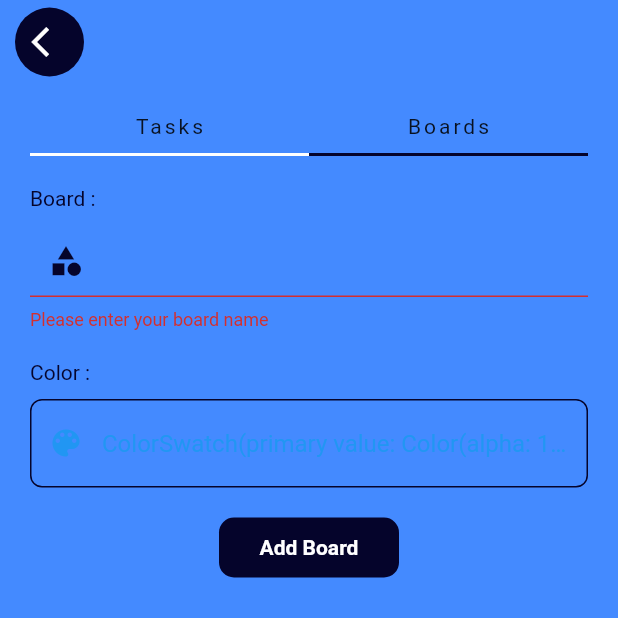
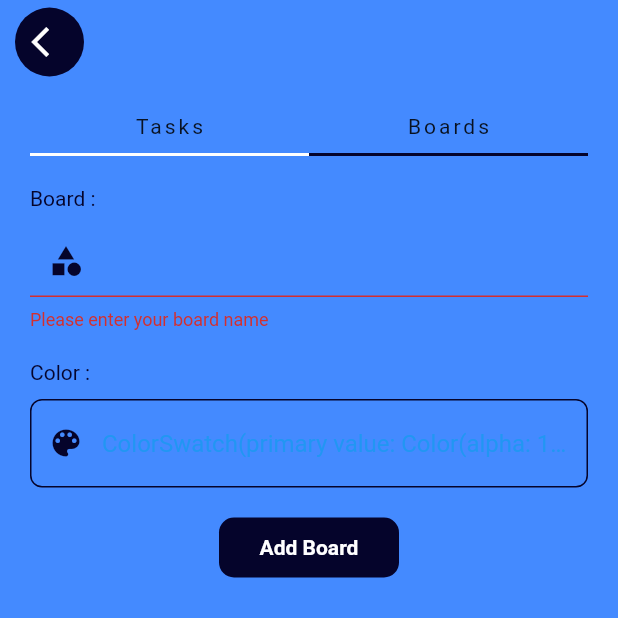
Before and after one commit to PrinceLeBon/taskHub, a Flutter app: the AddTasksBoardsPage screen opened directly with empty values, after a tap on "Boards", after a tap on "Add Board", on a phone screen of 412 x 824 dp, the top half of it. Run offline on Flutter 3.47's test engine with Material 2 defaults, Android fonts, the phone set to English and light mode, and no system bars; our stand-ins replace appwrite, bloc, flutter_bloc, flutter_colorpicker, hive, hive_flutter and 2 more; missing offline and left inert: color_parser; accounts and stored records are empty; network calls fail.

Commit message:
Update functions to add board to database

```diff
--- a/lib/data/models/board.dart
+++ b/lib/data/models/board.dart
@@ -3,14 +3,12 @@ class BoardModel {
   late String userId;
   late String title;
   late String color;
-  late int idd;
 
   BoardModel({
     required this.id,
     required this.userId,
     required this.title,
     required this.color,
-    required this.idd,
   });
 
   Map<String, dynamic> toMap() => {
@@ -18,7 +16,6 @@ class BoardModel {
         'userId': userId,
         'title': title,
         'color': color,
-        'idd': idd,
       };
 
   static BoardModel fromMap(Map<String, dynamic> json) => BoardModel(
@@ -26,6 +23,5 @@ class BoardModel {
         userId: json['userId'],
         title: json['title'],
         color: json['color'],
-        idd: json['idd'],
       );
 }
--- a/lib/data/providers/board.dart
+++ b/lib/data/providers/board.dart
@@ -9,11 +9,11 @@ class BoardAPI {
   Future<void> addBoard(Appwrite.Client client, BoardModel boardModel) async {
     try {
       final Appwrite.Databases databases = Appwrite.Databases(client);
-      final String id = Appwrite.ID.unique();
+      final String id = DateTime.now().millisecondsSinceEpoch.toString();
       boardModel.id = id;
       //TODO View how to get color and idd
       /*
-    board.couleur = ColorParser.color(pickerColor).toHex();
+
     board.idd = _docBoards.docs.length;
        */
       await databases.createDocument(
@@ -103,7 +103,7 @@ class BoardAPI {
     Map<String, dynamic> item;
 
     subscription.stream.listen((response) {
-      if (response.payload.isEmpty) {
+      if (response.payload.isNotEmpty) {
         Logger().e(response);
         for (String event in response.events) {
           switch (event) {
--- a/lib/data/repositories/board.dart
+++ b/lib/data/repositories/board.dart
@@ -86,7 +86,7 @@ class BoardRepository {
       subscribeRealTimeForBoards(
           client, boardDocumentIdToListen, boardModelList);
     } on Appwrite.AppwriteException catch (e) {
-      Logger().e("BOARD REPOSITORY || Error while getTaskOfTheDay: $e");
+      Logger().e("BOARD REPOSITORY || Error while getBoard: $e");
     }
     return boardModelList;
   }
--- a/lib/main.dart
+++ b/lib/main.dart
@@ -90,8 +90,6 @@ class MyApp extends StatelessWidget {
                             ),
                           ));
                         } else if (snapshot.hasData) {
-                          final session = snapshot.data;
-                          Logger().i(session);
                           final Box taskHubBox = Hive.box("TaskHub");
                           final String userId = taskHubBox.get("userId");
                           context.read<BoardCubit>().getBoard(
@@ -100,7 +98,8 @@ class MyApp extends StatelessWidget {
                               appWriteSdkState.account.client,
                               DateTime.now().day,
                               userId);
-                          return const MyHomePage();
+                          return MyHomePage(
+                              client: appWriteSdkState.account.client);
                         } else {
                           return LoginScreen(account: appWriteSdkState.account);
                         }
--- a/lib/presentation/screens/add_tasks_boards_pages.dart
+++ b/lib/presentation/screens/add_tasks_boards_pages.dart
@@ -1,12 +1,15 @@
+import 'package:color_parser/color_parser.dart';
 import 'package:flutter/foundation.dart';
 import 'package:flutter/material.dart';
+import 'package:flutter_colorpicker/flutter_colorpicker.dart';
 import 'package:intl/intl.dart';
 import 'package:appwrite/appwrite.dart';
 import 'package:flutter_bloc/flutter_bloc.dart';
 import 'package:task_manager/business_logic/cubit/board/board_cubit.dart';
 import 'package:task_manager/business_logic/cubit/task/task_cubit.dart';
 import 'package:task_manager/data/models/board.dart';
-
+import 'package:hive_flutter/adapters.dart';
+import 'package:hive/hive.dart';
 import '../../data/models/task.dart';
 
 class AddTasksBoardsPage extends StatefulWidget {
@@ -637,6 +640,7 @@ class _AddTasksBoardsPageState extends State<AddTasksBoardsPage> {
                                           fontSize: 13,
                                           color: Color.fromRGBO(5, 4, 43, 1)),
                                       controller: myController6,
+                                      cursorColor: const Color.fromRGBO(5, 4, 43, 1),
                                       validator: (value) {
                                         if (value == null || value.isEmpty) {
                                           return 'Please enter your board name';
@@ -677,12 +681,14 @@ class _AddTasksBoardsPageState extends State<AddTasksBoardsPage> {
                                     TextFormField(
                                       readOnly: true,
                                       controller: myController7,
+                                      cursorColor: const Color.fromRGBO(5, 4, 43, 1),
                                       decoration: InputDecoration(
                                           prefixIcon: IconButton(
-                                              onPressed:
-                                                  null, //pickColor(context),
-                                              icon: Icon(Icons.color_lens,
-                                                  color: pickerColor)),
+                                              onPressed: () =>
+                                                  pickColor(context),
+                                              icon: const Icon(Icons.color_lens,
+                                                  color: Color.fromRGBO(
+                                                      5, 4, 43, 1))),
                                           enabledBorder:
                                               const OutlineInputBorder(
                                             borderSide: BorderSide(
@@ -726,15 +732,18 @@ class _AddTasksBoardsPageState extends State<AddTasksBoardsPage> {
                                       )),
                                   onTap: () {
                                     if (_formKey.currentState!.validate()) {
-                                      //TODO view how to get userid
+                                      final Box taskHubBox =
+                                          Hive.box("TaskHub");
+                                      final String userId =
+                                          taskHubBox.get("userId");
+                                      final String color = ColorParser.color(pickerColor).toHex();
                                       context.read<BoardCubit>().addBoard(
                                           widget.client,
                                           BoardModel(
                                               id: "id",
-                                              userId: "userId",
+                                              userId: userId,
                                               title: myController6.text.trim(),
-                                              color: myController7.text.trim(),
-                                              idd: 0));
+                                              color: color));
                                     }
                                   },
                                 )
@@ -745,6 +754,7 @@ class _AddTasksBoardsPageState extends State<AddTasksBoardsPage> {
                           setState(() {
                             myController6.text = '';
                             myController7.text = '';
+                            pickerColor = Colors.transparent;
                           });
                           ScaffoldMessenger.of(context).showSnackBar(
                             const SnackBar(
@@ -768,7 +778,7 @@ class _AddTasksBoardsPageState extends State<AddTasksBoardsPage> {
       .map((snapshot) => snapshot.docs
           .map((doc) => Board_Model.fromJson(doc.data()))
           .toList());
-
+*/
   void changeColor(Color color) {
     setState(() => pickerColor = color);
   }
@@ -819,5 +829,5 @@ class _AddTasksBoardsPageState extends State<AddTasksBoardsPage> {
 
   Color hexToColor(String code) {
     return Color(int.parse(code.substring(1, 7), radix: 16) + 0xFF000000);
-  }*/
+  }
 }
--- a/lib/presentation/screens/login/login.dart
+++ b/lib/presentation/screens/login/login.dart
@@ -196,8 +196,8 @@ class _LoginScreenState extends State<LoginScreen> {
           context
               .read<TaskCubit>()
               .getTask(widget.account.client, DateTime.now().day, userId);
-          Navigator.of(context).push(
-              MaterialPageRoute(builder: (context) => const MyHomePage()));
+          Navigator.of(context).push(MaterialPageRoute(
+              builder: (context) => MyHomePage(client: widget.account.client)));
         }
       }),
     );
```
Also changed, not shown: lib/presentation/screens/homepage.dart (+6 -4 lines).
